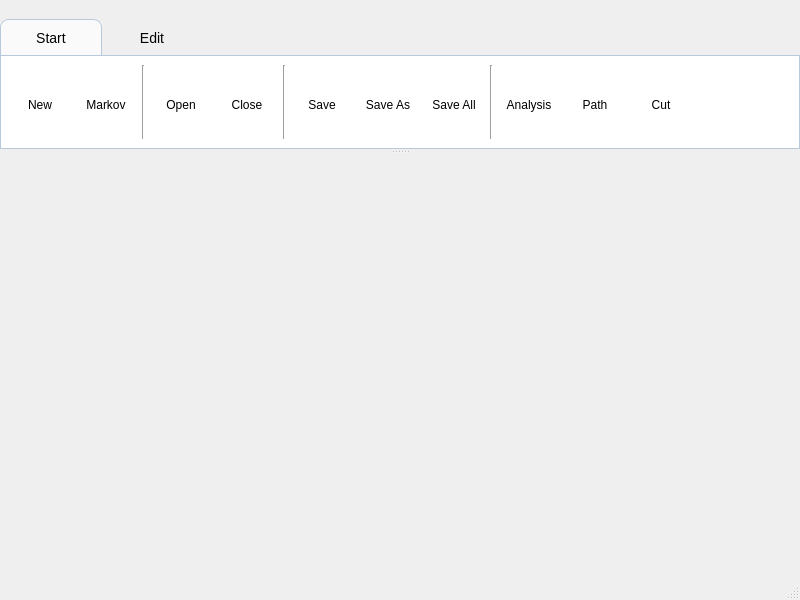
Qt form go/form/GoMainWindow.ui (regissahore/Typewriter) before a commit.
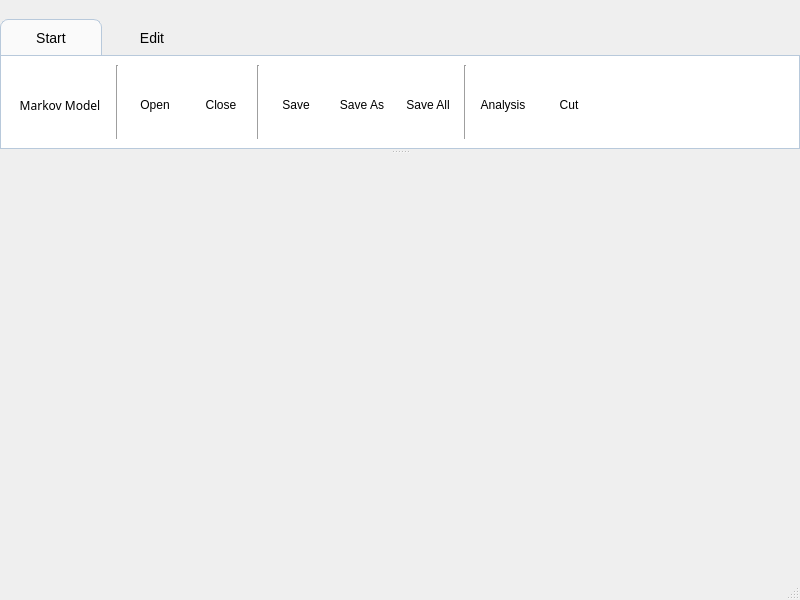
The same form after that commit. Icons and pictures are not drawn.

Commit message: Delete some buttons.

```diff
--- a/go/form/GoMainWindow.ui
+++ b/go/form/GoMainWindow.ui
@@ -129,76 +129,27 @@
          <string>Start</string>
         </attribute>
         <layout class="QHBoxLayout" name="horizontalLayout_2">
-         <item>
-          <widget class="QToolButton" name="toolButtonNew">
-           <property name="minimumSize">
-            <size>
-             <width>60</width>
-             <height>80</height>
-            </size>
-           </property>
-           <property name="maximumSize">
-            <size>
-             <width>60</width>
-             <height>80</height>
-            </size>
-           </property>
-           <property name="font">
-            <font>
-             <family>Segoe UI</family>
-            </font>
-           </property>
-           <property name="text">
-            <string>New</string>
-           </property>
-           <property name="icon">
-            <iconset resource="../resource.qrc">
-             <normaloff>:/icon/resource/image/new.png</normaloff>:/icon/resource/image/new.png</iconset>
-           </property>
-           <property name="iconSize">
-            <size>
-             <width>48</width>
-             <height>48</height>
-            </size>
-           </property>
-           <property name="shortcut">
-            <string>Ctrl+Shift+N</string>
-           </property>
-           <property name="checkable">
-            <bool>false</bool>
-           </property>
-           <property name="popupMode">
-            <enum>QToolButton::DelayedPopup</enum>
-           </property>
-           <property name="toolButtonStyle">
-            <enum>Qt::ToolButtonTextUnderIcon</enum>
-           </property>
-           <property name="autoRaise">
-            <bool>true</bool>
-           </property>
-          </widget>
-         </item>
          <item>
           <widget class="QToolButton" name="toolButtonMarkov">
            <property name="minimumSize">
             <size>
-             <width>60</width>
+             <width>100</width>
              <height>80</height>
             </size>
            </property>
            <property name="maximumSize">
             <size>
-             <width>60</width>
+             <width>100</width>
              <height>80</height>
             </size>
            </property>
            <property name="font">
             <font>
-             <family>Segoe UI</family>
+             <family>微软雅黑</family>
             </font>
            </property>
            <property name="text">
-            <string>Markov</string>
+            <string>Markov Model</string>
            </property>
            <property name="icon">
             <iconset resource="../resource.qrc">
@@ -500,46 +451,6 @@
            </property>
           </widget>
          </item>
-         <item>
-          <widget class="QToolButton" name="toolButtonPath">
-           <property name="minimumSize">
-            <size>
-             <width>60</width>
-             <height>80</height>
-            </size>
-           </property>
-           <property name="maximumSize">
-            <size>
-             <width>60</width>
-             <height>80</height>
-            </size>
-           </property>
-           <property name="font">
-            <font>
-             <family>Segoe UI</family>
-            </font>
-           </property>
-           <property name="text">
-            <string>Path</string>
-           </property>
-           <property name="icon">
-            <iconset resource="../resource.qrc">
-             <normaloff>:/icon/resource/image/path.png</normaloff>:/icon/resource/image/path.png</iconset>
-           </property>
-           <property name="iconSize">
-            <size>
-             <width>48</width>
-             <height>48</height>
-            </size>
-           </property>
-           <property name="toolButtonStyle">
-            <enum>Qt::ToolButtonTextUnderIcon</enum>
-           </property>
-           <property name="autoRaise">
-            <bool>true</bool>
-           </property>
-          </widget>
-         </item>
          <item>
           <widget class="QToolButton" name="toolButtonCut">
            <property name="minimumSize">
```
The commit also changes 1 other file.
